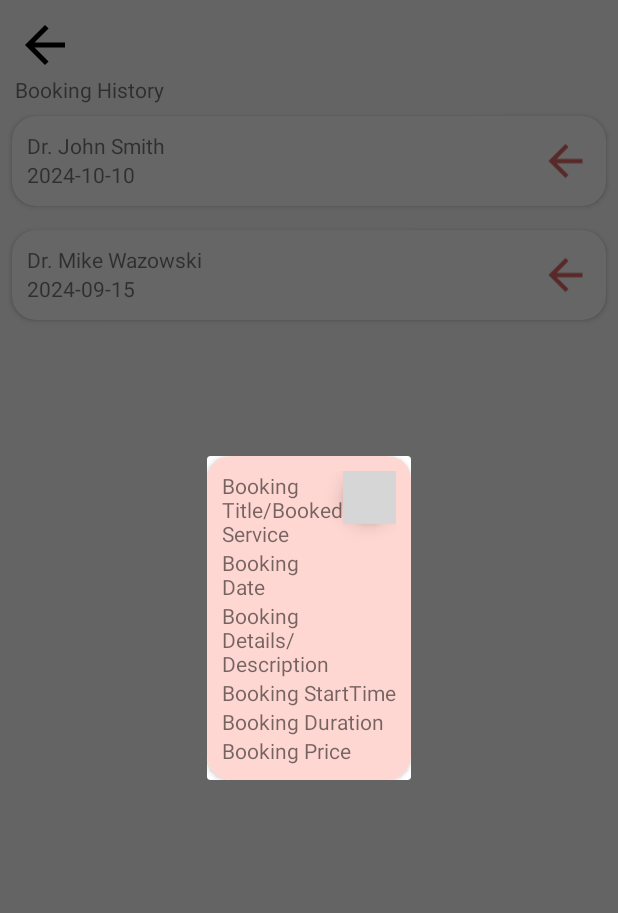
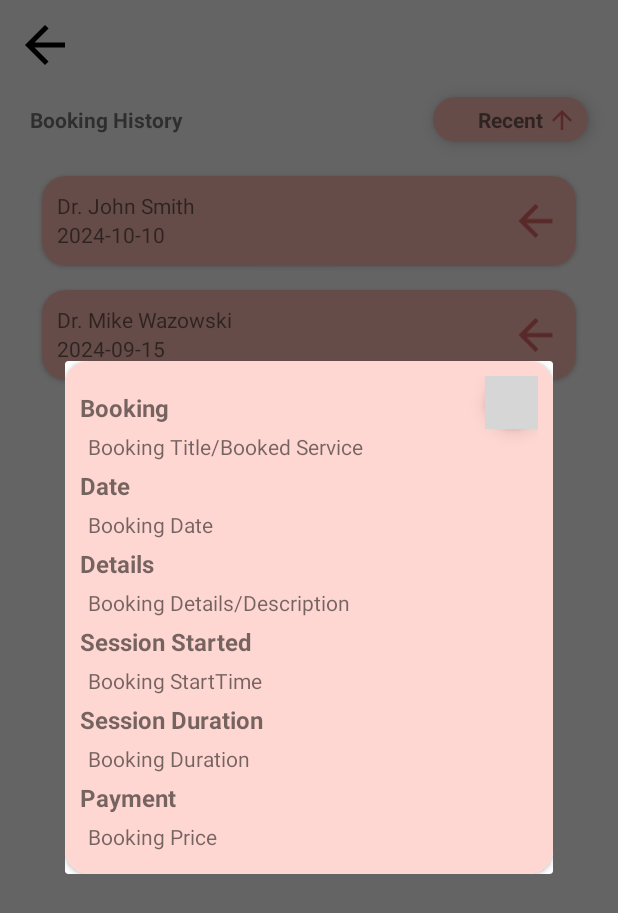
Before and after one commit to ajiwnl/HelpKonnect-Android, an Android app: the fragment BookingDetailsDialogFragment placed in its activity, on a phone screen of 412 x 824 dp. Shown: the top 913 px of the screen. Run offline under Robolectric (Android 15) with nearby library versions, the phone set to English and light mode, and no system bars; network calls fail; grey boxes are pictures that could not be loaded.

Commit message:
Booking UI

```diff
--- a/app/src/main/java/com/helpkonnect/mobileapp/BookingActivity.java
+++ b/app/src/main/java/com/helpkonnect/mobileapp/BookingActivity.java
@@ -17,15 +17,18 @@ import androidx.appcompat.app.AppCompatActivity;
 import androidx.recyclerview.widget.LinearLayoutManager;
 import androidx.recyclerview.widget.RecyclerView;
 import java.util.ArrayList;
+import java.util.Collections;
 import java.util.List;
 
 public class BookingActivity extends AppCompatActivity {
 
     private RecyclerView bookingListView;
-    private TextView bookingErrorTextView;
+    private TextView bookingErrorTextView, recentSwitcher;
     private ProgressBar loadingIndicator;
     private List<BookingModel> bookingList = new ArrayList<>();
     private BookingAdapter bookingAdapter;
+    private boolean isAscending = true;
+    private ImageView sortOrderIcon;
 
     @Override
     protected void onCreate(Bundle savedInstanceState) {
@@ -37,14 +40,29 @@ public class BookingActivity extends AppCompatActivity {
         bookingListView = findViewById(R.id.BookingListRecyclerView);
         bookingErrorTextView = findViewById(R.id.BookingErrorTextView);
         loadingIndicator = findViewById(R.id.LoadingIndicator);
+        recentSwitcher = findViewById(R.id.RecentSwitcher);
+        sortOrderIcon = findViewById(R.id.SortOrderIcon);
 
         backButton.setOnClickListener(v -> finish());
+        recentSwitcher.setOnClickListener(v -> toggleSortOrder());
 
         bookingAdapter = new BookingAdapter(bookingList, booking -> showBookingDetailsDialog(booking));
         bookingListView.setLayoutManager(new LinearLayoutManager(this));
         bookingListView.setAdapter(bookingAdapter);
 
         populateBookingHistory();
+    }
+
+    private void toggleSortOrder() {
+        if (isAscending) {
+            Collections.sort(bookingList, (b1, b2) -> b2.getBookingDate().compareTo(b1.getBookingDate()));
+            sortOrderIcon.setImageResource(R.drawable.ic_down); // Change icon to down
+        } else {
+            Collections.sort(bookingList, (b1, b2) -> b1.getBookingDate().compareTo(b2.getBookingDate()));
+            sortOrderIcon.setImageResource(R.drawable.ic_up);
+        }
+        isAscending = !isAscending;
+        bookingAdapter.notifyDataSetChanged();
     }
 
     private void showBookingDetailsDialog(BookingModel booking) {
--- /dev/null
+++ b/app/src/main/res/drawable/ic_down.xml
@@ -0,0 +1,5 @@
+<vector xmlns:android="http://schemas.android.com/apk/res/android" android:height="24dp" android:tint="#DD6767" android:viewportHeight="24" android:viewportWidth="24" android:width="24dp">
+
+    <path android:fillColor="@android:color/white" android:pathData="M20,12l-1.41,-1.41L13,16.17V4h-2v12.17l-5.58,-5.59L4,12l8,8 8,-8z"/>
+
+</vector>
--- /dev/null
+++ b/app/src/main/res/drawable/ic_up.xml
@@ -0,0 +1,5 @@
+<vector xmlns:android="http://schemas.android.com/apk/res/android" android:height="24dp" android:tint="#DD6767" android:viewportHeight="24" android:viewportWidth="24" android:width="24dp">
+
+    <path android:fillColor="@android:color/white" android:pathData="M4,12l1.41,1.41L11,7.83V20h2V7.83l5.58,5.59L20,12l-8,-8 -8,8z"/>
+
+</vector>
--- a/app/src/main/res/layout/activity_booking.xml
+++ b/app/src/main/res/layout/activity_booking.xml
@@ -48,8 +48,10 @@
         android:id="@+id/BookingListTextView"
         android:layout_width="wrap_content"
         android:layout_height="wrap_content"
-        android:layout_marginStart="10dp"
+        android:layout_marginStart="20dp"
+        android:layout_marginTop="20dp"
         android:text="Booking History"
+        android:textStyle="bold"
         app:layout_constraintStart_toStartOf="parent"
         app:layout_constraintTop_toBottomOf="@+id/BookingBackButton" />
 
@@ -57,10 +59,43 @@
         android:id="@+id/BookingListRecyclerView"
         android:layout_width="match_parent"
         android:layout_height="0dp"
+        android:padding="20dp"
         app:layout_constraintBottom_toBottomOf="parent"
         app:layout_constraintEnd_toEndOf="parent"
+        app:layout_constraintHorizontal_bias="0.0"
         app:layout_constraintStart_toStartOf="parent"
-        app:layout_constraintTop_toBottomOf="@+id/BookingListTextView" />
+        app:layout_constraintTop_toBottomOf="@+id/BookingListTextView"
+        app:layout_constraintVertical_bias="0.0" />
+
+    <TextView
+        android:id="@+id/RecentSwitcher"
+        android:layout_width="wrap_content"
+        android:layout_height="wrap_content"
+        android:layout_marginEnd="20dp"
+        android:background="@drawable/layout_roundcorners"
+        android:backgroundTint="@color/SecondaryLight"
+        android:paddingStart="30dp"
+        android:paddingTop="5dp"
+        android:paddingEnd="30dp"
+        android:paddingBottom="5dp"
+        android:elevation="6dp"
+        android:text="Recent"
+        android:textStyle="bold"
+        app:layout_constraintBottom_toBottomOf="@+id/BookingListTextView"
+        app:layout_constraintEnd_toEndOf="parent"
+        app:layout_constraintTop_toTopOf="@+id/BookingListTextView" />
+
+    <ImageView
+        android:id="@+id/SortOrderIcon"
+        android:layout_width="20dp"
+        android:layout_height="20dp"
+        android:src="@drawable/ic_up"
+        android:layout_marginEnd="7dp"
+        android:elevation="7dp"
+        app:layout_constraintBottom_toBottomOf="@+id/RecentSwitcher"
+        app:layout_constraintEnd_toEndOf="@+id/RecentSwitcher"
+        app:layout_constraintTop_toTopOf="@+id/RecentSwitcher" />
+
 
 
 </androidx.constraintlayout.widget.ConstraintLayout>
--- a/app/src/main/res/layout/fragment_bookingdetailsdialog.xml
+++ b/app/src/main/res/layout/fragment_bookingdetailsdialog.xml
@@ -27,55 +27,125 @@
             app:layout_constraintTop_toTopOf="parent" />
 
         <TextView
-            android:id="@+id/BookingTitleTextView"
-            android:layout_width="0dp"
+            android:id="@+id/texttitle1"
+            android:layout_width="wrap_content"
             android:layout_height="wrap_content"
-            android:text="Booking Title/Booked Service"
-            app:layout_constraintEnd_toStartOf="@+id/DetailsDismissButton"
+            android:layout_marginTop="10dp"
+            android:text="Booking"
+            android:textSize="16dp"
+            android:textStyle="bold"
             app:layout_constraintStart_toStartOf="parent"
             app:layout_constraintTop_toTopOf="parent" />
 
         <TextView
-            android:id="@+id/BookingDateTextView"
-            android:layout_width="0dp"
+            android:id="@+id/BookingTitleTextView"
+            android:layout_width="300dp"
             android:layout_height="wrap_content"
-            android:text="Booking Date"
-            app:layout_constraintEnd_toStartOf="@+id/DetailsDismissButton"
+            android:layout_margin="5dp"
+            android:text="Booking Title/Booked Service"
+            app:layout_constraintStart_toStartOf="parent"
+            app:layout_constraintTop_toBottomOf="@+id/texttitle1" />
+
+        <TextView
+            android:id="@+id/texttitle2"
+            android:layout_width="wrap_content"
+            android:layout_height="wrap_content"
+            android:layout_marginTop="5dp"
+            android:text="Date"
+            android:textSize="16dp"
+            android:textStyle="bold"
             app:layout_constraintStart_toStartOf="parent"
             app:layout_constraintTop_toBottomOf="@+id/BookingTitleTextView" />
 
         <TextView
-            android:id="@+id/BookingDetailsTextView"
-            android:layout_width="0dp"
+            android:id="@+id/BookingDateTextView"
+            android:layout_width="300dp"
             android:layout_height="wrap_content"
-            android:text="Booking Details/Description"
-            app:layout_constraintEnd_toStartOf="@+id/DetailsDismissButton"
+            android:layout_margin="5dp"
+            android:text="Booking Date"
+            app:layout_constraintStart_toStartOf="parent"
+            app:layout_constraintTop_toBottomOf="@+id/texttitle2" />
+
+        <TextView
+            android:id="@+id/texttitle3"
+            android:layout_width="wrap_content"
+            android:layout_height="wrap_content"
+            android:layout_marginTop="5dp"
+            android:text="Details"
+            android:textSize="16dp"
+            android:textStyle="bold"
             app:layout_constraintStart_toStartOf="parent"
             app:layout_constraintTop_toBottomOf="@+id/BookingDateTextView" />
+
+        <TextView
+            android:id="@+id/BookingDetailsTextView"
+            android:layout_width="300dp"
+            android:layout_height="wrap_content"
+            android:layout_margin="5dp"
+            android:text="Booking Details/Description"
+            app:layout_constraintStart_toStartOf="parent"
+            app:layout_constraintTop_toBottomOf="@+id/texttitle3" />
+
+        <TextView
+            android:id="@+id/texttitle4"
+            android:layout_width="wrap_content"
+            android:layout_height="wrap_content"
+            android:layout_marginTop="5dp"
+            android:text="Session Started"
+            android:textSize="16dp"
+            android:textStyle="bold"
+            app:layout_constraintStart_toStartOf="parent"
+            app:layout_constraintTop_toBottomOf="@+id/BookingDetailsTextView" />
 
         <TextView
             android:id="@+id/BookingStartTimeTextView"
             android:layout_width="wrap_content"
             android:layout_height="wrap_content"
+            android:layout_margin="5dp"
             android:text="Booking StartTime"
             app:layout_constraintStart_toStartOf="parent"
-            app:layout_constraintTop_toBottomOf="@+id/BookingDetailsTextView" />
+            app:layout_constraintTop_toBottomOf="@+id/texttitle4" />
+
+        <TextView
+            android:id="@+id/texttitle5"
+            android:layout_width="wrap_content"
+            android:layout_height="wrap_content"
+            android:layout_marginTop="5dp"
+            android:text="Session Duration"
+            android:textSize="16dp"
+            android:textStyle="bold"
+            app:layout_constraintStart_toStartOf="parent"
+            app:layout_constraintTop_toBottomOf="@+id/BookingStartTimeTextView" />
 
         <TextView
             android:id="@+id/BookingDurationTextView"
             android:layout_width="wrap_content"
             android:layout_height="wrap_content"
+            android:layout_margin="5dp"
             android:text="Booking Duration"
             app:layout_constraintStart_toStartOf="parent"
-            app:layout_constraintTop_toBottomOf="@+id/BookingStartTimeTextView" />
+            app:layout_constraintTop_toBottomOf="@+id/texttitle5" />
+
+        <TextView
+            android:id="@+id/texttitle6"
+            android:layout_width="wrap_content"
+            android:layout_height="wrap_content"
+            android:layout_marginTop="5dp"
+            android:text="Payment"
+            android:textSize="16dp"
+            android:textStyle="bold"
+            app:layout_constraintStart_toStartOf="parent"
+            app:layout_constraintTop_toBottomOf="@+id/BookingDurationTextView" />
 
         <TextView
             android:id="@+id/BookingPriceTextView"
             android:layout_width="wrap_content"
             android:layout_height="wrap_content"
+            android:layout_margin="5dp"
             android:text="Booking Price"
+            app:layout_constraintBottom_toBottomOf="parent"
             app:layout_constraintStart_toStartOf="parent"
-            app:layout_constraintTop_toBottomOf="@+id/BookingDurationTextView" />
+            app:layout_constraintTop_toBottomOf="@+id/texttitle6" />
 
     </androidx.constraintlayout.widget.ConstraintLayout>
 
--- a/app/src/main/res/layout/item_booking.xml
+++ b/app/src/main/res/layout/item_booking.xml
@@ -1,9 +1,8 @@
 <?xml version="1.0" encoding="utf-8"?>
 <androidx.cardview.widget.CardView xmlns:android="http://schemas.android.com/apk/res/android"
-    xmlns:tools="http://schemas.android.com/tools"
+    xmlns:app="http://schemas.android.com/apk/res-auto"
     android:layout_width="match_parent"
     android:layout_height="60dp"
-    xmlns:app="http://schemas.android.com/apk/res-auto"
     android:orientation="vertical"
     app:cardCornerRadius="16dp"
     android:layout_margin="8dp">
@@ -11,6 +10,7 @@
     <androidx.constraintlayout.widget.ConstraintLayout
         android:layout_width="match_parent"
         android:layout_height="match_parent"
+        android:background="@color/SecondaryLight"
         android:padding="10dp"
         android:orientation="vertical">
 
```
